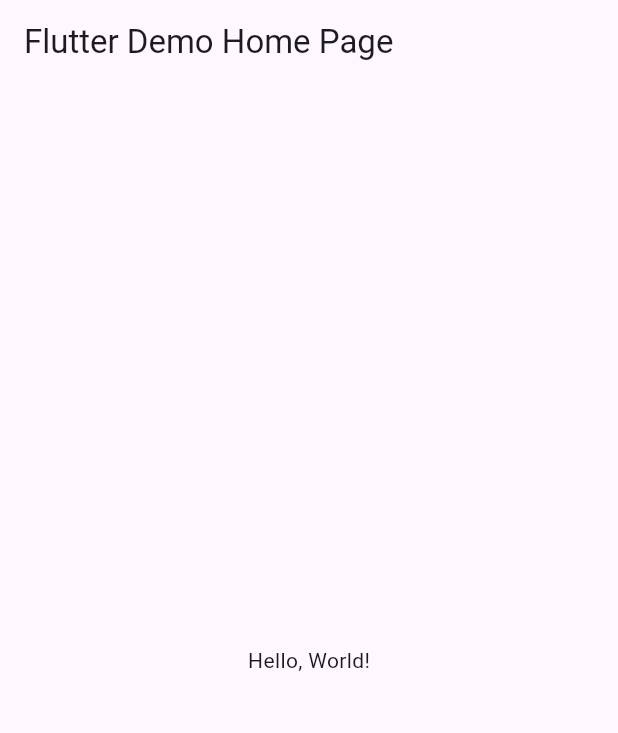
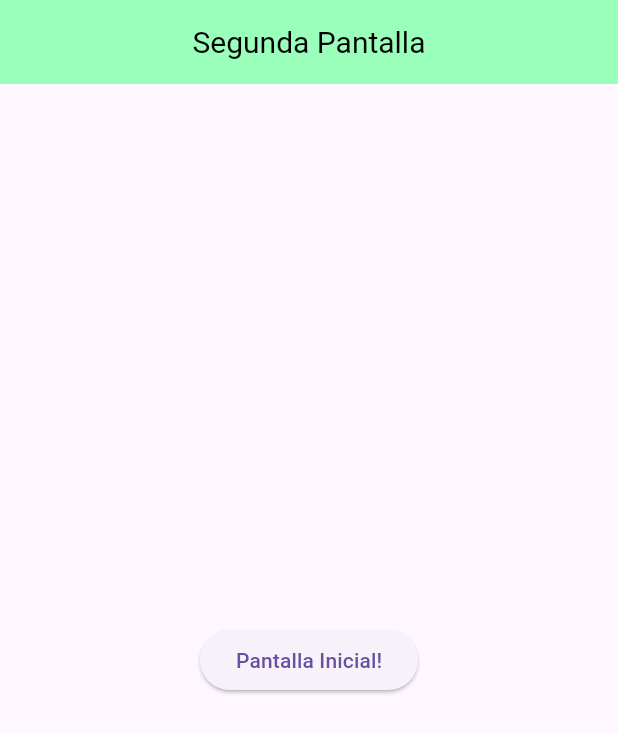
Before and after one commit to Uziel-Perez1090/Pantallas6toI, a Flutter app: the screen it shows after launch, on a phone screen of 412 x 824 dp. Shown: the top 733 px of the screen. Run offline on Flutter 3.47's test engine with Material 3 defaults, Android fonts, the phone set to English and light mode, and no system bars.

Commit message:
Realice Cambios

```diff
--- a/lib/main.dart
+++ b/lib/main.dart
@@ -1,43 +1,22 @@
 import 'package:flutter/material.dart';
+import 'package:perezrutas/pagina_inicial.dart';
+import 'package:perezrutas/pagina_dos.dart';
+import 'package:perezrutas/pagina_tres.dart';
 
-void main() => runApp(MyApp());
-
-class MyApp extends StatelessWidget {
-  const MyApp({super.key});
-  // This widget is the root of your application.
-  @override
-  Widget build(BuildContext context) {
-    return MaterialApp(
-      // Application name
-      title: 'Flutter Hello World',
-      // Application theme data, you can set the colors for the application as
-      // you want
-      theme: ThemeData(
-        // useMaterial3: false,
-        primarySwatch: Colors.blue,
-      ),
-      // A widget which will be started on application startup
-      home: MyHomePage(title: 'Flutter Demo Home Page'),
-    );
-  }
+void main() {
+  runApp(
+    MaterialApp(
+      debugShowCheckedModeBanner: false,
+      title: 'Named Routes Demo',
+      initialRoute: '/',
+      routes: {
+        '/': (context) => const PantallaUno(),
+        '/second': (context) => const PantallaUno(),
+        '/': (context) => const PantallaDos(),
+        '/second': (context) => const PantallaDos(),
+        '/': (context) => const PantallaTres(),
+        '/second': (context) => const PantallaTres(),
+      },
+    ),
+  );
 }
-
-class MyHomePage extends StatelessWidget {
-  final String title;
-  const MyHomePage({super.key, required this.title});
-
-  @override
-  Widget build(BuildContext context) {
-    return Scaffold(
-      appBar: AppBar(
-        // The title text which will be shown on the action bar
-        title: Text(title),
-      ),
-      body: Center(
-        child: Text(
-          'Hello, World!',
-        ),
-      ),
-    );
-  }
-}
--- /dev/null
+++ b/lib/pagina_tres.dart
@@ -0,0 +1,30 @@
+import 'package:flutter/material.dart';
+
+class PantallaTres extends StatelessWidget {
+  const PantallaTres({super.key});
+
+  @override
+  Widget build(BuildContext context) {
+    return Scaffold(
+      appBar: AppBar(
+        title: Text(
+          'Segunda Pantalla',
+          style: TextStyle(
+            color: Color(0xff000000),
+            fontSize: 20,
+          ),
+        ),
+        centerTitle: true,
+        backgroundColor: Color(0xff99ffbb),
+      ),
+      body: Center(
+        child: ElevatedButton(
+          onPressed: () {
+            Navigator.pop(context);
+          },
+          child: const Text('Pantalla Inicial!'),
+        ),
+      ),
+    );
+  }
+}
```
Also changed, not shown: lib/pagina_dos.dart (added, +30 -0 lines), lib/pagina_inicial.dart (added, +46 -0 lines).
